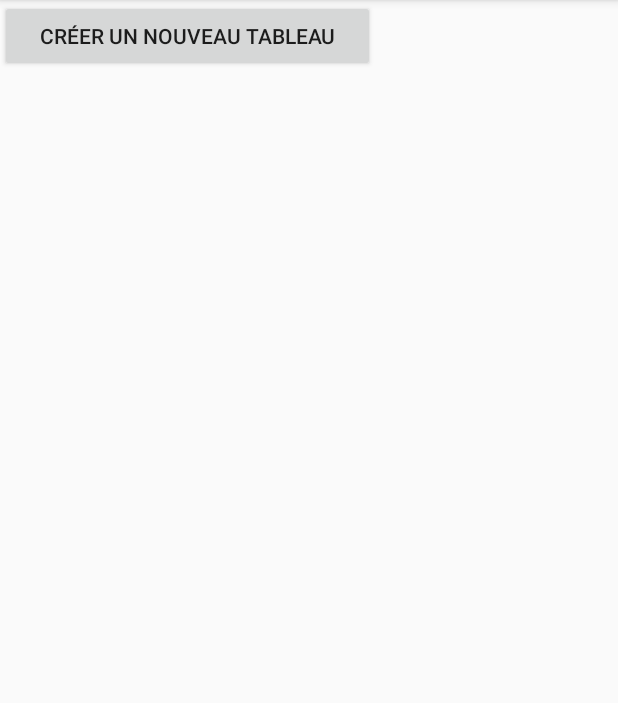
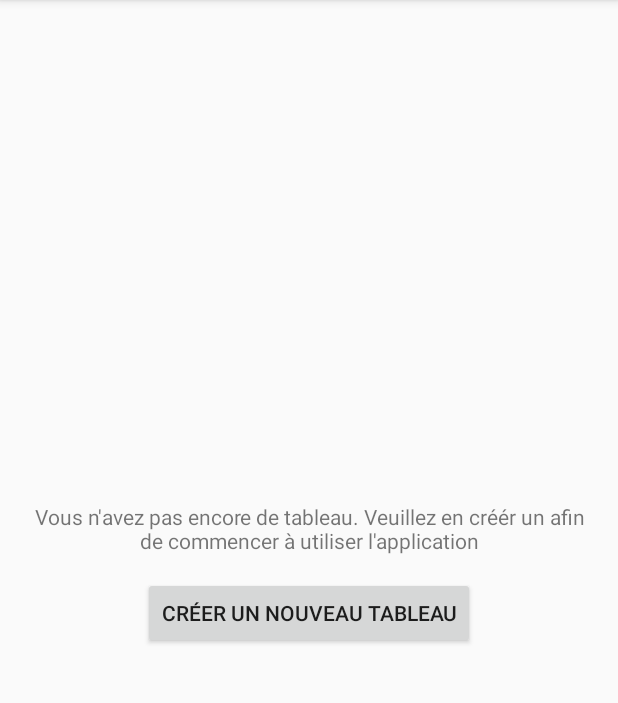
Before and after one commit to Steffi-Baugnies/SharedEffort, an Android app: the BoardSelectionActivity screen opened directly, with no data from a screen before it, on a phone screen of 412 x 824 dp, the part 84-787 px from its top. Run offline under Robolectric (Android 15) with nearby library versions, the phone set to English and light mode, and no system bars.

Commit message:
Board creation, toaster

```diff
--- a/SharedEffort/app/src/main/AndroidManifest.xml
+++ b/SharedEffort/app/src/main/AndroidManifest.xml
@@ -20,7 +20,8 @@
             android:exported="true" />
         <activity android:name=".RegisterActivity" />
         <activity android:name=".BoardSelectionActivity" />
-        <activity android:name=".BoardCreationActivity"/>
+        <activity android:name=".BoardCreationActivity" />
+        <activity android:name=".FamilyBoardActivity"></activity>
     </application>
 
 </manifest>
--- a/SharedEffort/app/src/main/res/layout/activity_board_selection.xml
+++ b/SharedEffort/app/src/main/res/layout/activity_board_selection.xml
@@ -1,19 +1,28 @@
 <?xml version="1.0" encoding="utf-8"?>
-<android.support.constraint.ConstraintLayout
+<RelativeLayout
     xmlns:android="http://schemas.android.com/apk/res/android"
     xmlns:app="http://schemas.android.com/apk/res-auto"
     xmlns:tools="http://schemas.android.com/tools"
     android:layout_width="match_parent"
     android:layout_height="match_parent"
-    tools:context=".BoardSelectionActivity">
+    tools:context=".BoardSelectionActivity"
+    android:gravity="center"
+    android:padding="20dp">
+
+    <TextView
+        android:id="@+id/activity_boardSelection_text"
+        android:layout_width="wrap_content"
+        android:layout_height="wrap_content"
+        android:gravity="center"
+        android:text="Vous n'avez pas encore de tableau. Veuillez en créér un afin de commencer à utiliser l'application"
+        />
 
     <Button
         android:id="@+id/activity_boardSelection_boardCreation_btn"
-        android:layout_width="250dp"
+        android:layout_width="wrap_content"
         android:layout_height="wrap_content"
-        android:text="Créer un nouveau tableau"
-        android:layout_marginTop="15dp"
-        android:gravity="center_horizontal|center_vertical"
-        android:layout_gravity="center_horizontal"/>
+        android:layout_marginTop="50dp"
+        android:layout_centerHorizontal="true"
+        android:text="Créer un nouveau tableau" />
 
-</android.support.constraint.ConstraintLayout>
+</RelativeLayout>
```
Also changed, not shown: SharedEffort/app/src/main/java/com/example/steff/sharedeffort/BoardCreationActivity.java (+13 -3 lines), SharedEffort/app/src/main/java/com/example/steff/sharedeffort/ConnectedUser.java (added, +21 -0 lines), SharedEffort/app/src/main/java/com/example/steff/sharedeffort/FamilyBoardActivity.java (added, +18 -0 lines), SharedEffort/app/src/main/java/com/example/steff/sharedeffort/LoginActivity.java (+24 -4 lines), SharedEffort/app/src/main/java/com/example/steff/sharedeffort/PreviousToast.java (added, +23 -0 lines), SharedEffort/app/src/main/java/com/example/steff/sharedeffort/RegisterActivity.java (+15 -11 lines), SharedEffort/app/src/main/java/com/example/steff/sharedeffort/Toaster.java (added, +22 -0 lines), SharedEffort/app/src/main/res/layout/activity_family_board.xml (added, +14 -0 lines), 1 other file.
